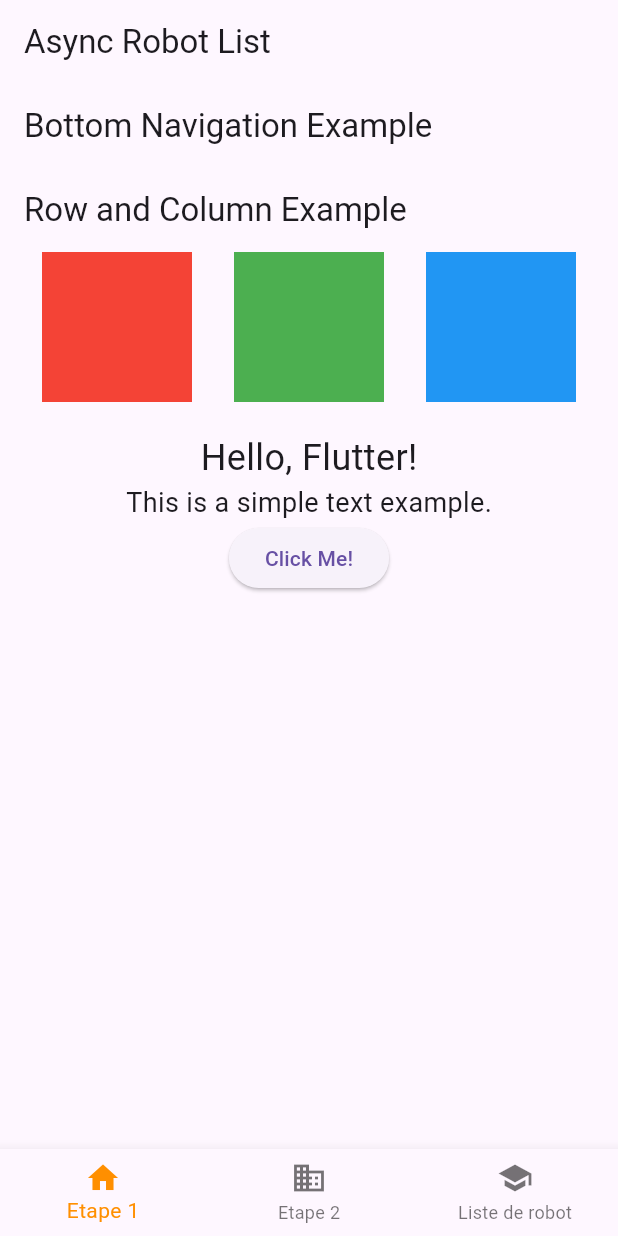
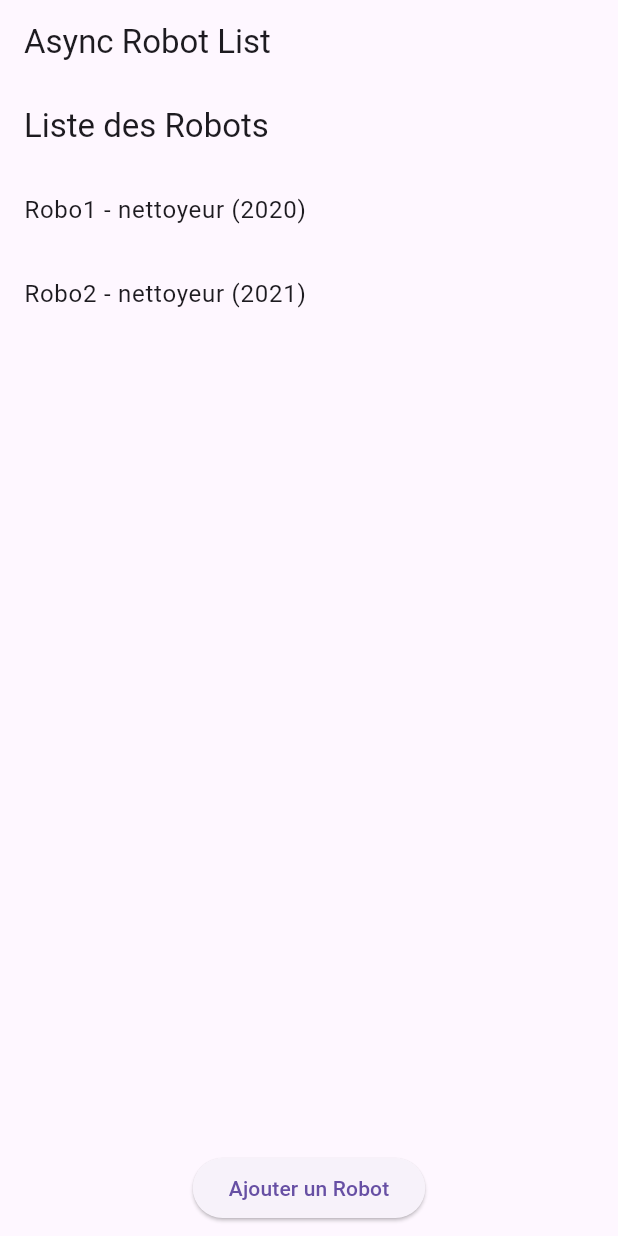
Before and after one commit to LargeGaultier/FlutterTpCorrection, a Flutter app: the screen it shows after launch, on a phone screen of 412 x 824 dp. Run offline on Flutter 3.47's test engine with Material 3 defaults, Android fonts, the phone set to English and light mode, and no system bars.

Commit message:
Formulaire add robot

```diff
--- a/lib/Service/RobotService.dart
+++ b/lib/Service/RobotService.dart
@@ -1,6 +1,12 @@
 import 'package:flutterlearningproject/Domain/robot.dart';
 
 class RobotService {
+
+ List<robot_nettoyeur> robotList = [
+    robot_nettoyeur('Robo1', 'Type A', '2020'),
+    robot_nettoyeur('Robo2', 'Type B', '2021'),
+  ];
+
   Future<List<robot_nettoyeur>> fetchRobots() async {
     // Simule un délai de 5 secondes avant de retourner la liste
     await Future.delayed(Duration(seconds: 10));
@@ -26,10 +32,9 @@ class RobotService {
     }
   }
   List<robot_nettoyeur> getRobots() {
-    return [
-      robot_nettoyeur('Robo1', 'Model A', '2020'),
-      robot_nettoyeur('Robo2', 'Model B', '2021'),
-      robot_nettoyeur('Robo3', 'Model C', '2022'),
-    ];
+    return robotList;
+  }
+   void addRobot(robot_nettoyeur robot) {
+    robotList.add(robot);  // Ajoute un robot à la liste
   }
 }
--- /dev/null
+++ b/lib/Widget/Robots/RobotListWithAdd.dart
@@ -0,0 +1,55 @@
+import 'package:flutter/material.dart';
+import 'package:flutterlearningproject/Service/RobotService.dart';
+import 'package:flutterlearningproject/Widget/Robots/RobotFormScreen.dart';
+
+class RobotListWithAdd extends StatefulWidget {
+  @override
+  _RobotListWithAddState createState() => _RobotListWithAddState();
+}
+
+class _RobotListWithAddState extends State<RobotListWithAdd> {
+  final RobotService robotService = RobotService();  // Instance du service
+
+  @override
+  Widget build(BuildContext context) {
+    return Scaffold(
+      appBar: AppBar(
+        title: Text('Liste des Robots'),
+      ),
+      body: Column(
+        children: [
+          Expanded(
+            child: ListView.builder(
+              itemCount: robotService.getRobots().length,
+              itemBuilder: (context, index) {
+                final robot = robotService.getRobots()[index];
+                return ListTile(
+                  title: Text('${robot.name} - ${robot.type} (${robot.year})'),
+                );
+              },
+            ),
+          ),
+          Padding(
+            padding: const EdgeInsets.all(8.0),
+            child: ElevatedButton(
+              onPressed: () async {
+                // Ouvrir le formulaire d'ajout
+               final result = await Navigator.push(
+                  context,
+                  MaterialPageRoute(
+                    builder: (context) => RobotFormScreen(robotService: robotService),
+                  ),
+                );
+                // Si un robot a été ajouté, rafraîchir l'interface
+                if (result == true) {
+                  setState(() {}); // Force le rafraîchissement de la liste
+                }
+              },
+              child: Text('Ajouter un Robot'),
+            ),
+          ),
+        ],
+      ),
+    );
+  }
+}
--- a/lib/main.dart
+++ b/lib/main.dart
@@ -1,6 +1,7 @@
 import 'package:flutter/material.dart';
 import 'package:flutterlearningproject/Domain/robot.dart';
 import 'package:flutterlearningproject/Widget/Robots/RobotListAsync.dart';
+import 'package:flutterlearningproject/Widget/Robots/RobotListWithAdd.dart';
 import 'package:flutterlearningproject/Widget/Robots/RobotListstatefull.dart';
 import 'package:flutterlearningproject/Widget/Robots/robotStream.dart';
 import 'package:flutterlearningproject/Widget/navigation/HomeScreen.dart';
@@ -45,7 +46,7 @@ class MyApp extends StatelessWidget {
       // ),
       home:  Scaffold(
         appBar: AppBar(title: const Text('Async Robot List')),
-        body: HomeScreen()
+        body: RobotListWithAdd()
 
         ),
 
```
Also changed, not shown: lib/Widget/Robots/RobotFormScreen.dart (added, +90 -0 lines).
